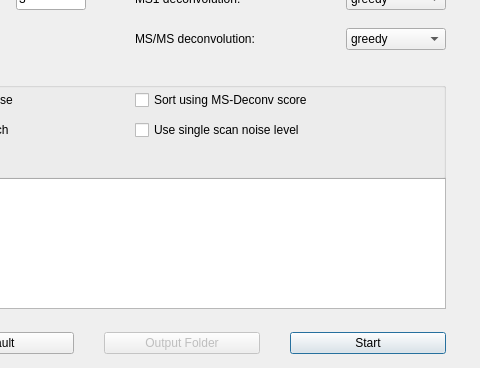
Old version of the form src/gui/topfd/topfddialog.ui in the repository toppic-suite/toppic-suite; both pictures show x 485 to 965 and y 302 to 670 of the 965 by 670 pixel window.
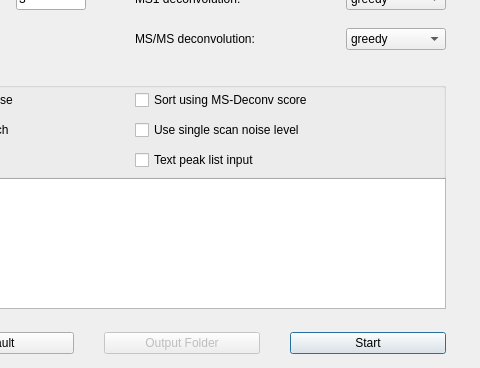
New version of the form. Icons and pictures are not drawn.

Commit message:
topfd_gui: a "Text peak list input" checkbox (Additional settings) emits -T (--text-peak-list); with it the Add button offers *.txt or all files, and Start refuses a list holding an mzML/mzXML file (topfd -T stops on one with an uncaught std::invalid_argument from readPeakFile); topfd manual and CLAUDE.md
Claude-Session: https://claude.ai/code/session_01X5qkmEWbh4xD3tEKPGcGH7

Patch:
```diff
--- a/src/gui/topfd/topfddialog.ui
+++ b/src/gui/topfd/topfddialog.ui
@@ -821,6 +821,37 @@
       </item>
      </layout>
     </widget>
+    <widget class="QWidget" name="horizontalLayoutWidget_22">
+     <property name="geometry">
+      <rect>
+       <x>590</x>
+       <y>80</y>
+       <width>222</width>
+       <height>25</height>
+      </rect>
+     </property>
+     <layout class="QHBoxLayout" name="horizontalLayout_22">
+      <item>
+       <widget class="QCheckBox" name="textPeakListCheckBox">
+        <property name="toolTip">
+         <string>Each input file is a text peak list of one MS/MS spectrum, one peak per line: m/z and intensity separated by a space (topfd --text-peak-list).</string>
+        </property>
+        <property name="acceptDrops">
+         <bool>false</bool>
+        </property>
+        <property name="text">
+         <string>Text peak list input</string>
+        </property>
+        <property name="checkable">
+         <bool>true</bool>
+        </property>
+        <property name="checked">
+         <bool>false</bool>
+        </property>
+       </widget>
+      </item>
+     </layout>
+    </widget>
    </widget>
    <widget class="QWidget" name="horizontalLayoutWidget_6">
     <property name="geometry">
```
The commit also changes 4 other files.
